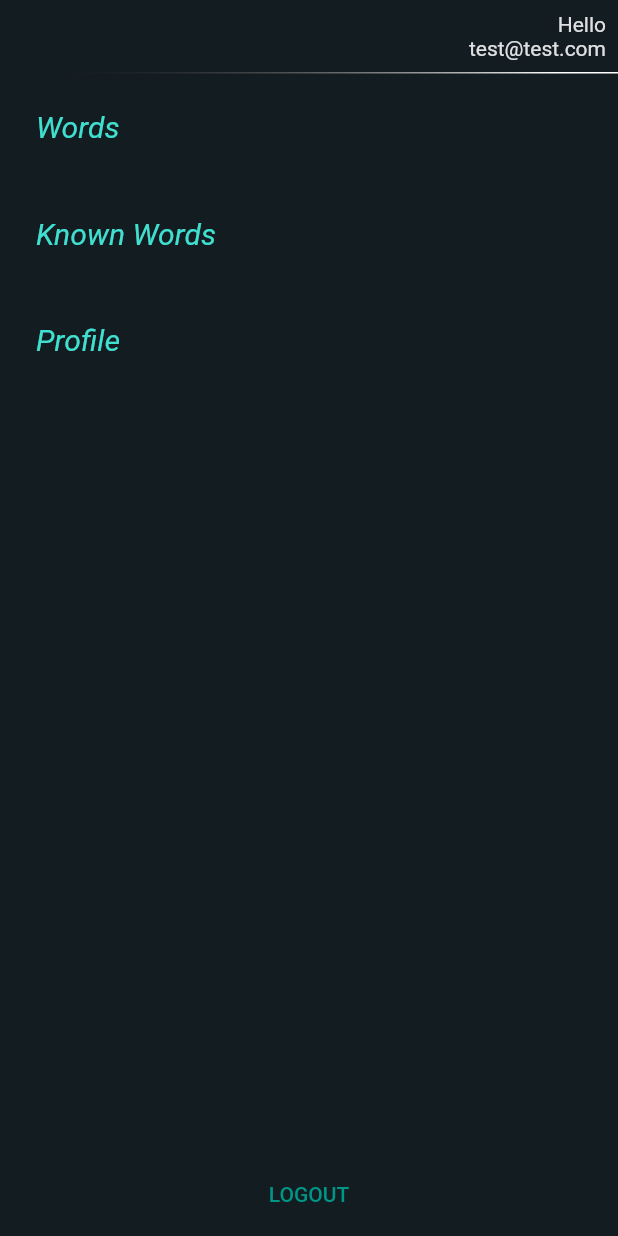
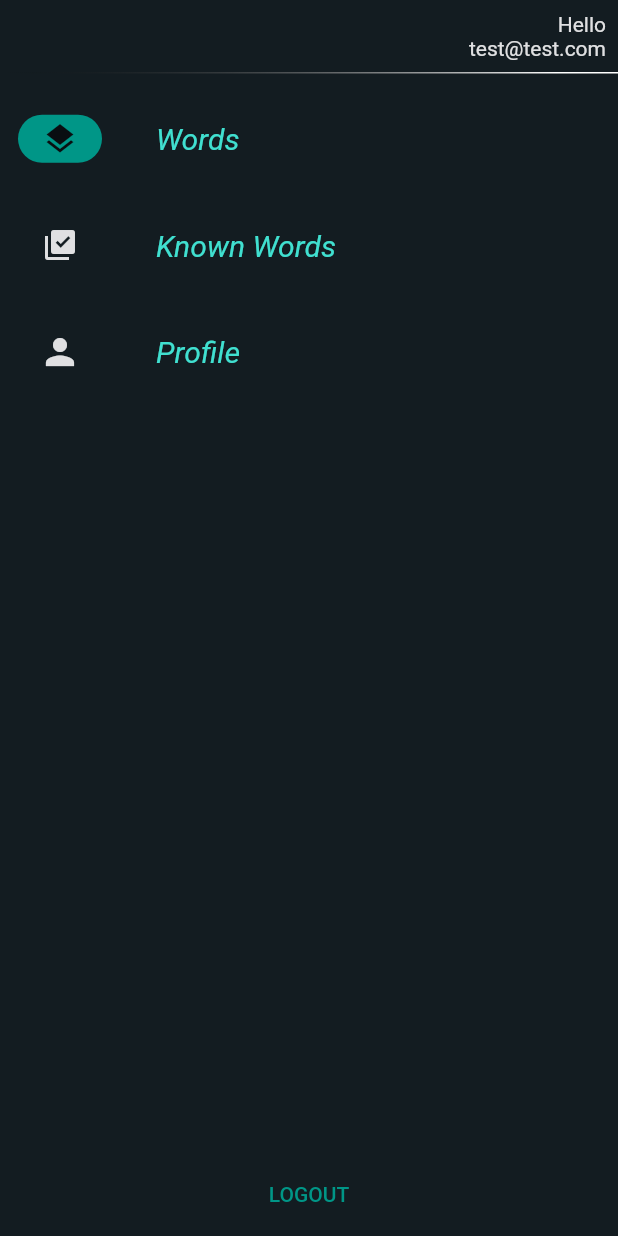
Before and after one commit to UnnamedXAer/lang-words-mobile, a Flutter app: the AppDrawerContent widget shown alone on an empty page, opened directly with empty values, on a phone screen of 412 x 824 dp. Run offline on Flutter 3.47's test engine with Material 2 defaults, Android fonts, the phone set to English and light mode, and no system bars.

Commit message:
14 do not stack routes located under drawer (#18)
* use NavigationRail instead of custom navigator

removes unneccessary constatns, global keys, widgets;
removes custom navigator;
replace main's onGenerateRoute with router;
adds not  found route/page;
fixes page title in the custom navbar

```diff
--- a/lib/pages/auth/auth_page.dart
+++ b/lib/pages/auth/auth_page.dart
@@ -1,4 +1,3 @@
-import 'package:flutter/foundation.dart';
 import 'package:flutter/material.dart';
 import 'package:lang_words/pages/dummy_page.dart';
 import 'package:lang_words/routes/routes.dart';
@@ -8,10 +7,8 @@ import 'package:lang_words/widgets/scaffold_with_horizontal_scroll_column.dart';
 import '../../constants/colors.dart';
 import '../../widgets/logo_text.dart';
 import '../../widgets/error_text.dart';
-import './forgot_password_page.dart';
 
 class AuthPage extends StatefulWidget {
-  static const routeName = '/authenticate';
   const AuthPage({Key? key}) : super(key: key);
 
   @override
--- a/lib/routes/routes.dart
+++ b/lib/routes/routes.dart
@@ -1,25 +1,8 @@
-import 'package:flutter/material.dart';
-
 class RoutesUtil {
-  static final rootNavigatorKey = GlobalKey<NavigatorState>(
-    debugLabel: 'root navigation key',
-  );
-  static final loggedNavigatorKey = GlobalKey<NavigatorState>(
-    debugLabel: 'nested "logged in" navigation key',
-  );
-
   static const String routeAuth = '/auth';
-  static const routeAuthForgotPassword = '$routeAuth/forgot-password';
-  static const routeAuthForgotPasswordSuccess =
+  static const String routeAuthForgotPassword = '$routeAuth/forgot-password';
+  static const String routeAuthForgotPasswordSuccess =
       '$routeAuth/forgot-password-success';
 
   static const String routePrefixLogged = '/logged';
-
-  static const String routeLoggedHome =
-      '$routePrefixLogged$routeLoggedWordsPage';
-
-  static const String routeLoggedStart = '/';
-  static const String routeLoggedWordsPage = '/words';
-  static const String routeLoggedKnownWordsPage = '/known';
-  static const String routeLoggedProfilePage = '/profile';
 }
--- a/lib/widgets/app_drawer_content.dart
+++ b/lib/widgets/app_drawer_content.dart
@@ -1,5 +1,3 @@
-import 'dart:developer';
-
 import 'package:flutter/material.dart';
 import 'package:lang_words/routes/routes.dart';
 
@@ -9,11 +7,12 @@ import 'ui/fading_separator.dart';
 class AppDrawerContent extends StatelessWidget {
   const AppDrawerContent({
     Key? key,
-    required VoidCallback onItemPressed,
-  })  : _onItemPressed = onItemPressed,
-        super(key: key);
+    required this.selectedIndex,
+    required this.onDestinationSelected,
+  }) : super(key: key);
 
-  final VoidCallback _onItemPressed;
+  final int selectedIndex;
+  final void Function(int)? onDestinationSelected;
 
   @override
   Widget build(BuildContext context) {
@@ -37,35 +36,26 @@ class AppDrawerContent extends StatelessWidget {
             ),
             const FadingSeparator(),
             Expanded(
-              child: SizedBox(
-                width: double.infinity,
-                child: Column(
-                  crossAxisAlignment: CrossAxisAlignment.stretch,
-                  mainAxisSize: MainAxisSize.min,
-                  children: [
+              child: NavigationRail(
+                backgroundColor: Colors.transparent,
+                extended: true,
+                selectedIndex: selectedIndex,
+                onDestinationSelected: onDestinationSelected,
+                indicatorColor: AppColors.primary,
+                destinations: [
                   _buildNavItem(
+                    icon: const Icon(Icons.layers),
                     labelText: 'Words',
-                      onPressed: _getNavigationFn(
-                        context,
-                        RoutesUtil.routeLoggedWordsPage,
-                      ),
                   ),
                   _buildNavItem(
+                    icon: const Icon(Icons.library_add_check),
                     labelText: 'Known Words',
-                      onPressed: _getNavigationFn(
-                        context,
-                        RoutesUtil.routeLoggedKnownWordsPage,
-                      ),
                   ),
                   _buildNavItem(
+                    icon: const Icon(Icons.person, size: 28),
                     labelText: 'Profile',
-                      onPressed: _getNavigationFn(
-                        context,
-                        RoutesUtil.routeLoggedProfilePage,
-                      ),
                   ),
                 ],
-                ),
               ),
             ),
             SizedBox(
@@ -73,8 +63,9 @@ class AppDrawerContent extends StatelessWidget {
               child: TextButton(
                 child: const Text('LOGOUT'),
                 onPressed: () {
-                  RoutesUtil.rootNavigatorKey.currentState
-                      ?.popUntil(ModalRoute.withName('/'));
+                  Navigator.of(context).popUntil(
+                    ModalRoute.withName(RoutesUtil.routeAuth),
+                  );
                 },
               ),
             ),
@@ -84,46 +75,25 @@ class AppDrawerContent extends StatelessWidget {
     );
   }
 
-  TextButton _buildNavItem({
+  NavigationRailDestination _buildNavItem({
+    required Widget icon,
     required String labelText,
-    required void Function() onPressed,
   }) {
-    return TextButton(
-      onPressed: onPressed,
-      style: ButtonStyle(
-        padding: MaterialStateProperty.all(
-          const EdgeInsets.symmetric(horizontal: 24, vertical: 24),
-        ),
-        foregroundColor: MaterialStateProperty.all(
-          const Color.fromRGBO(64, 224, 208, 1),
-        ),
-        textStyle: MaterialStateProperty.all(
-          const TextStyle(
+    return NavigationRailDestination(
+      icon: icon,
+      label: Container(
+        alignment: Alignment.centerLeft,
+        padding: const EdgeInsets.symmetric(horizontal: 24, vertical: 24),
+        child: Text(
+          labelText,
+          style: const TextStyle(
+            color: Color.fromRGBO(64, 224, 208, 1),
             fontSize: 20,
             fontStyle: FontStyle.italic,
             fontWeight: FontWeight.w400,
           ),
         ),
       ),
-      child: Align(
-        alignment: Alignment.centerLeft,
-        child: Text(labelText),
-      ),
     );
   }
-
-  VoidCallback _getNavigationFn(BuildContext context, String routeName) {
-    return () {
-      final oldRouteName =
-          ModalRoute.of(RoutesUtil.loggedNavigatorKey.currentContext!)
-              ?.settings
-              .name;
-      log('\nnavigating to: $routeName from: $oldRouteName');
-      // if ((oldRouteName ?? '').endsWith(routeName)) {
-      //   return;
-      // }
-      RoutesUtil.loggedNavigatorKey.currentState?.pushNamed(routeName);
-      _onItemPressed();
-    };
 }
-}
```
Also changed, not shown: lib/main.dart (+24 -29 lines), lib/pages/dummy_page.dart (+3 -8 lines), lib/pages/not_found_page.dart (added, +38 -0 lines), lib/pages/words/words_page.dart (+8 -24 lines), lib/widgets/layout/app_nav_bar.dart (+4 -25 lines), lib/widgets/layout/logged_in_layout.dart (+47 -8 lines), lib/widgets/layout/logged_nested_navigator.dart (deleted, +0 -91 lines). Lines whose indentation alone changed are shown as unchanged.
